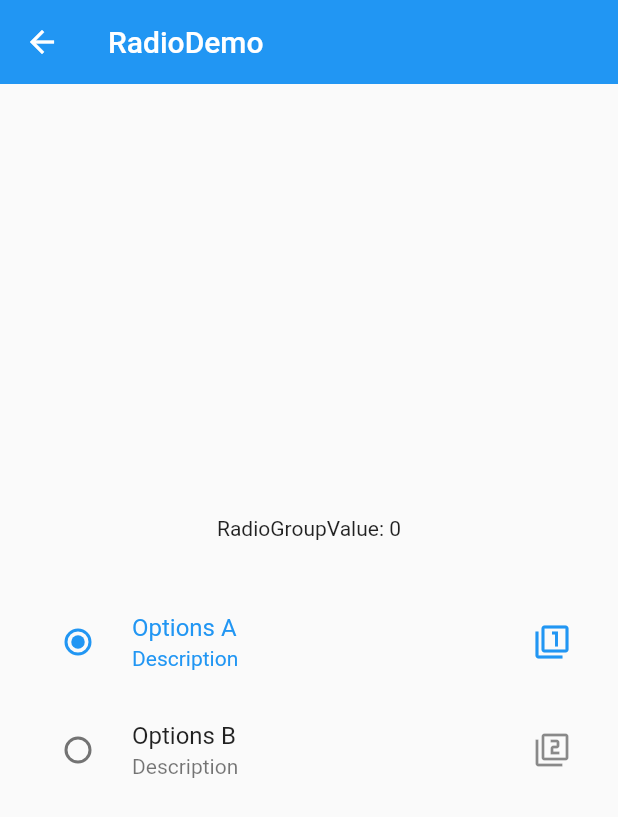
After one commit to LYFGH/yafei_flutter, a Flutter app: the RadioDemo screen opened directly, on a phone screen of 412 x 824 dp. The commit adds this screen. Shown: the top 817 px of the screen. Run offline on Flutter 3.47's test engine with Material 2 defaults, Android fonts, the phone set to English and light mode, and no system bars.

Commit message:
选择器结束

```diff
--- /dev/null
+++ b/lib/demo/about_choose_demo/radio_demo.dart
@@ -0,0 +1,71 @@
+import 'package:flutter/material.dart';
+
+class RadioDemo extends StatefulWidget {
+  @override
+  _RadioDemoState createState() => _RadioDemoState();
+}
+
+class _RadioDemoState extends State<RadioDemo> {
+  int _radioGroupA = 0;
+
+  void _handleRadioValueChanged(int value) {
+    setState(() {
+      _radioGroupA = value;
+    });
+  }
+
+  @override
+  Widget build(BuildContext context) {
+    return Scaffold(
+      appBar: AppBar(
+        title: Text('RadioDemo'),
+        elevation: 0.0,
+      ),
+      body: Container(
+        padding: EdgeInsets.all(16.0),
+        child: Column(
+          mainAxisAlignment: MainAxisAlignment.center,
+          children: <Widget>[
+            Text('RadioGroupValue: $_radioGroupA'),
+            SizedBox(height: 32.0),
+            RadioListTile(
+              value: 0,
+              groupValue: _radioGroupA,
+              onChanged: _handleRadioValueChanged,
+              title: Text('Options A'),
+              subtitle: Text('Description'),
+              secondary: Icon(Icons.filter_1),
+              selected: _radioGroupA == 0,
+            ),
+            RadioListTile(
+              value: 1,
+              groupValue: _radioGroupA,
+              onChanged: _handleRadioValueChanged,
+              title: Text('Options B'),
+              subtitle: Text('Description'),
+              secondary: Icon(Icons.filter_2),
+              selected: _radioGroupA == 1,
+            ),
+            Row(
+              mainAxisAlignment: MainAxisAlignment.center,
+              children: <Widget>[
+                // Radio(
+                //   value: 0,
+                //   groupValue: _radioGroupA,
+                //   onChanged: _handleRadioValueChanged,
+                //   activeColor: Colors.black,
+                // ),
+                // Radio(
+                //   value: 1,
+                //   groupValue: _radioGroupA,
+                //   onChanged: _handleRadioValueChanged,
+                //   activeColor: Colors.black,
+                // ),
+              ],
+            ),
+          ],
+        ),
+      )
+    );
+  }
+}
--- a/pubspec.yaml
+++ b/pubspec.yaml
@@ -16,6 +16,7 @@ version: 1.0.0+1
 environment:
   sdk: ">=2.1.0 <3.0.0"
 
+
 dependencies:
   flutter:
     sdk: flutter
@@ -23,6 +24,8 @@ dependencies:
   # The following adds the Cupertino Icons font to your application.
   # Use with the CupertinoIcons class for iOS style icons.
   cupertino_icons: ^0.1.2
+  #时间
+  intl: ^0.15.8
 
 dev_dependencies:
   flutter_test:
```
Also changed, not shown: lib/demo/about_choose_demo/checkbox_demo.dart (added, +55 -0 lines), lib/demo/about_choose_demo/datetime_demo.dart (added, +83 -0 lines), lib/demo/about_choose_demo/slider_demo.dart (added, +56 -0 lines), lib/demo/about_choose_demo/switch_demo.dart (added, +54 -0 lines), lib/demo_index.dart (+42 -2 lines), pubspec.lock, 2 other files.
